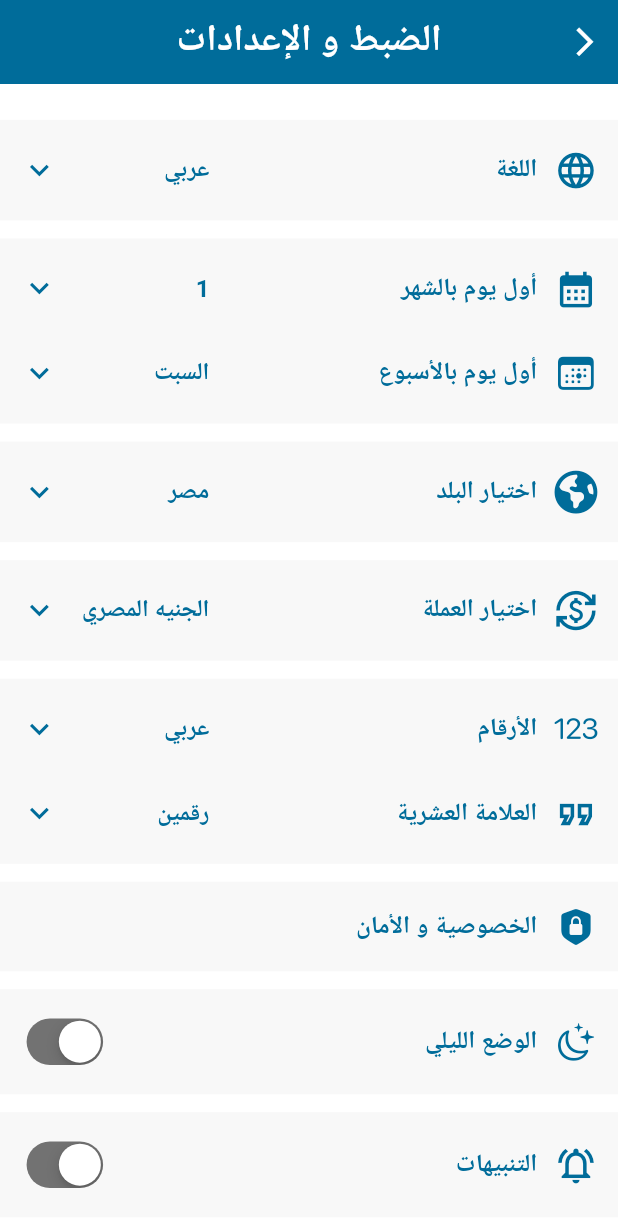
After one commit to tsquare-alex/expenses, a Flutter app: the Settings screen opened directly, on a phone screen of 412 x 824 dp. The commit adds this screen. Shown: the top 1227 px of the screen. Run offline on Flutter 3.47's test engine with Material 3 defaults, Android fonts, the light colour scheme and no system bars; drawn by our look-alikes of flutter_easyloading; our stand-ins replace animated_bottom_navigation_bar, auto_route, bloc, cloud_firestore, equatable, firebase_auth and 12 more; missing offline and left inert: circle_progress_bar; accounts and stored records are empty; Roboto replaces fonts that are missing (Tajawal).

Commit message:
- added settings route to home screen - added settings with icons - added settings data

```diff
--- a/lib/user/screens/home/taps/main/main_data.dart
+++ b/lib/user/screens/home/taps/main/main_data.dart
@@ -73,7 +73,7 @@ class MainData{
     const Wallet(),
     const Budget(),
     const Database(),
-    Container(),
+    const Settings(),
     const Reports(),
     const Transactions(),
     Container(),
--- a/lib/user/screens/home/taps/main/main_imports.dart
+++ b/lib/user/screens/home/taps/main/main_imports.dart
@@ -12,6 +12,7 @@
 import 'package:expenses/user/screens/database/database_imports.dart';
 import 'package:expenses/user/screens/home/taps/main/widgets/main_widgets_imports.dart';
 import 'package:expenses/user/screens/reports/reports_imports.dart';
+import 'package:expenses/user/screens/settings/settings_imports.dart';
 import 'package:expenses/user/screens/transactions/transactions_imports.dart';
 import 'package:expenses/user/screens/wallet/wallet_imports.dart';
 import 'package:flutter/material.dart';
--- /dev/null
+++ b/lib/user/screens/settings/settings.dart
@@ -0,0 +1,259 @@
+part of 'settings_imports.dart';
+
+class Settings extends StatefulWidget {
+  const Settings({Key? key}) : super(key: key);
+
+  @override
+  State<Settings> createState() => _SettingsState();
+}
+
+class _SettingsState extends State<Settings> {
+  SettingsData data = SettingsData();
+
+  @override
+  Widget build(BuildContext context) {
+    return Scaffold(
+      backgroundColor: MyColors.white,
+      appBar: AppBar(
+        backgroundColor: MyColors.primary,
+        elevation: 0,
+        leading: IconButton(
+          onPressed: () => AutoRouter.of(context).pop(),
+          icon: Icon(
+            Icons.arrow_back_ios,
+            color: MyColors.white,
+            size: 20.sp,
+          ),
+        ),
+        centerTitle: true,
+        title: MyText(
+          title: "الضبط و الإعدادات",
+          color: MyColors.white,
+          size: 18.sp,
+          fontWeight: FontWeight.bold,
+        ),
+      ),
+      body: ListView(
+        padding: EdgeInsets.symmetric(vertical: 20.h),
+        children: [
+          CustomTile(
+            children: [
+              TileRow(
+                icon: Icons.language,
+                title: 'اللغة',
+                trailing: TileDropdownButton(
+                  menuList: data.languages,
+                  value: data.languages.first,
+                  onChanged: (value) {},
+                ),
+              ),
+            ],
+          ),
+          SizedBox(height: 10.h),
+          CustomTile(
+            children: [
+              TileRow(
+                icon: Icons.calendar_month,
+                title: 'أول يوم بالشهر',
+                trailing: TileDropdownButton(
+                  menuList: data.monthDays,
+                  value: data.monthDays.first,
+                  onChanged: (value) {},
+                ),
+              ),
+              SizedBox(height: 7.h),
+              TileRow(
+                icon: CupertinoIcons.calendar_today,
+                title: 'أول يوم بالأسبوع',
+                trailing: TileDropdownButton(
+                  menuList: data.weekDays,
+                  value: data.weekDays.first,
+                  onChanged: (value) {},
+                ),
+              ),
+            ],
+          ),
+          SizedBox(height: 10.h),
+          CustomTile(
+            children: [
+              TileRow(
+                icon: FontAwesomeIcons.earthAmericas,
+                title: 'اختيار البلد',
+                trailing: TileDropdownButton(
+                  menuList: data.countries,
+                  value: data.countries.first,
+                  onChanged: (value) {},
+                ),
+              ),
+            ],
+          ),
+          SizedBox(height: 10.h),
+          CustomTile(
+            children: [
+              TileRow(
+                icon: Icons.currency_exchange,
+                title: 'اختيار العملة',
+                trailing: TileDropdownButton(
+                  menuList: data.currency,
+                  value: data.currency.first,
+                  onChanged: (value) {},
+                ),
+              ),
+            ],
+          ),
+          SizedBox(height: 10.h),
+          CustomTile(
+            children: [
+              TileRow(
+                icon: CupertinoIcons.textformat_123,
+                title: 'الأرقام',
+                trailing: TileDropdownButton(
+                  menuList: data.numberFormat,
+                  value: data.numberFormat.first,
+                  onChanged: (value) {},
+                ),
+              ),
+              SizedBox(height: 7.h),
+              TileRow(
+                icon: Icons.format_quote_outlined,
+                title: 'العلامة العشرية',
+                trailing: TileDropdownButton(
+                  menuList: data.decimal,
+                  value: data.decimal[1],
+                  onChanged: (value) {},
+                ),
+              ),
+            ],
+          ),
+          SizedBox(height: 10.h),
+          CustomTile(
+            children: [
+              Padding(
+                padding: EdgeInsets.symmetric(vertical: 5.h),
+                child: const TileRow(
+                  icon: CupertinoIcons.lock_shield_fill,
+                  title: 'الخصوصية و الأمان',
+                  isTrailing: false,
+                ),
+              ),
+            ],
+          ),
+          SizedBox(height: 10.h),
+          CustomTile(
+            children: [
+              Padding(
+                padding: EdgeInsets.symmetric(vertical: 5.h),
+                child: TileRow(
+                  icon: CupertinoIcons.moon_stars,
+                  title: 'الوضع الليلي',
+                  trailing: CupertinoSwitch(
+                    trackColor: MyColors.blackOpacity,
+                    value: false,
+                    onChanged: (value) {},
+                  ),
+                ),
+              ),
+            ],
+          ),
+          SizedBox(height: 10.h),
+          CustomTile(
+            children: [
+              Padding(
+                padding: EdgeInsets.symmetric(vertical: 5.h),
+                child: TileRow(
+                  icon: Icons.notifications_active_outlined,
+                  title: 'التنبيهات',
+                  trailing: CupertinoSwitch(
+                    trackColor: MyColors.blackOpacity,
+                    value: false,
+                    onChanged: (value) {},
+                  ),
+                ),
+              ),
+            ],
+          ),
+          SizedBox(height: 10.h),
+          CustomTile(
+            children: [
+              TileRow(
+                icon: Icons.save_outlined,
+                title: 'حفظ',
+                trailing: TileDropdownButton(
+                  menuList: data.saveFormat,
+                  value: data.saveFormat.first,
+                  onChanged: (value) {},
+                ),
+              ),
+            ],
+          ),
+          SizedBox(height: 10.h),
+          CustomTile(
+            children: [
+              TileRow(
+                icon: Icons.sync,
+                title: 'مزامنة',
+                trailing: TileDropdownButton(
+                  menuList: data.syncOptions,
+                  value: data.syncOptions.first,
+                  onChanged: (value) {},
+                ),
+              ),
+            ],
+          ),
+          SizedBox(height: 10.h),
+          CustomTile(
+            children: [
+              Padding(
+                padding: EdgeInsets.symmetric(vertical: 5.h),
+                child: const TileRow(
+                  icon: CupertinoIcons.cloud_upload,
+                  title: 'النسخ الإحتياطي للبيانات',
+                  isTrailing: false,
+                ),
+              ),
+            ],
+          ),
+          SizedBox(height: 10.h),
+          CustomTile(
+            children: [
+              Padding(
+                padding: EdgeInsets.symmetric(vertical: 5.h),
+                child: const TileRow(
+                  icon: CupertinoIcons.cloud_download,
+                  title: 'استعادة البيانات',
+                  isTrailing: false,
+                ),
+              ),
+            ],
+          ),
+          SizedBox(height: 10.h),
+          CustomTile(
+            children: [
+              Padding(
+                padding: EdgeInsets.symmetric(vertical: 5.h),
+                child: const TileRow(
+                  icon: CupertinoIcons.delete,
+                  title: 'مسح البيانات',
+                  isTrailing: false,
+                ),
+              ),
+            ],
+          ),
+          SizedBox(height: 10.h),
+          CustomTile(
+            children: [
+              Padding(
+                padding: EdgeInsets.symmetric(vertical: 5.h),
+                child: const TileRow(
+                  icon: Icons.restore,
+                  title: 'اعدادات إفتراضية',
+                  isTrailing: false,
+                ),
+              ),
+            ],
+          ),
+        ],
+      ),
+    );
+  }
+}
--- /dev/null
+++ b/lib/user/screens/settings/settings_data.dart
@@ -0,0 +1,36 @@
+part of 'settings_imports.dart';
+
+class SettingsData {
+  String selectedLanguage = 'عربي';
+
+  List<String> languages = ['عربي', 'انجليزي'];
+
+  List<String> monthDays =
+      List.generate(30, (index) => (1 + index++).toString());
+
+  List<String> weekDays = [
+    'السبت',
+    'الأحد',
+    'الإثنين',
+    'الثلاثاء',
+    'الأربعاء',
+    'الخميس',
+    'الجمعة',
+  ];
+
+  List<String> countries = ['مصر', 'السعودية'];
+
+  List<String> currency = [
+    'الجنيه المصري',
+    'الريال السعودي',
+    'الدولار الأمريكي'
+  ];
+
+  List<String> numberFormat = ['عربي', 'انجليزي'];
+
+  List<String> decimal = ['رقم', 'رقمين'];
+
+  List<String> saveFormat = ['PDF', 'DOCX'];
+
+  List<String> syncOptions = ['Google Drive', 'Firebase'];
+}
--- /dev/null
+++ b/lib/user/screens/settings/settings_imports.dart
@@ -0,0 +1,14 @@
+import 'package:auto_route/auto_route.dart';
+import 'package:expenses/general/constants/MyColors.dart';
+import 'package:expenses/general/constants/custom_%20drop_down/CustomDropDown.dart';
+import 'package:expenses/general/helper/configration/CustomButtonAnimation.dart';
+import 'package:expenses/general/widgets/MyText.dart';
+import 'package:flutter/cupertino.dart';
+import 'package:flutter/material.dart';
+import 'package:flutter_screenutil/flutter_screenutil.dart';
+import 'package:font_awesome_flutter/font_awesome_flutter.dart';
+
+import 'widgets/settings_widgets_imports.dart';
+
+part 'settings.dart';
+part 'settings_data.dart';
--- /dev/null
+++ b/lib/user/screens/settings/widgets/settings_custom_tile.dart
@@ -0,0 +1,23 @@
+part of 'settings_widgets_imports.dart';
+
+class CustomTile extends StatelessWidget {
+  const CustomTile({
+    super.key,
+    required this.children,
+  });
+
+  final List<Widget> children;
+
+  @override
+  Widget build(BuildContext context) {
+    return ColoredBox(
+      color: MyColors.backgroundColor,
+      child: Padding(
+        padding: EdgeInsets.symmetric(horizontal: 12.w, vertical: 8.h),
+        child: Column(
+          children: children,
+        ),
+      ),
+    );
+  }
+}
--- /dev/null
+++ b/lib/user/screens/settings/widgets/settings_tile_dropdown.dart
@@ -0,0 +1,44 @@
+part of 'settings_widgets_imports.dart';
+
+class TileDropdownButton extends StatelessWidget {
+  const TileDropdownButton({
+    Key? key,
+    required this.menuList,
+    required this.value,
+    required this.onChanged,
+  }) : super(key: key);
+
+  final List menuList;
+  final Object value;
+  final Function(Object? value)? onChanged;
+
+  @override
+  Widget build(BuildContext context) {
+    return DropdownButtonFormField(
+      value: value,
+      icon: Icon(
+        Icons.keyboard_arrow_down,
+        color: MyColors.primary,
+      ),
+      iconSize: 22.sp,
+      style: TextStyle(
+        fontSize: 14.sp,
+        color: MyColors.primary,
+        fontWeight: FontWeight.bold,
+      ),
+      decoration: const InputDecoration(
+        border: InputBorder.none,
+        contentPadding: EdgeInsets.zero,
+      ),
+      items: menuList.map(
+        (value) {
+          return DropdownMenuItem(
+            value: value,
+            child: Text(value.toString()),
+          );
+        },
+      ).toList(),
+      onChanged: onChanged,
+    );
+  }
+}
--- /dev/null
+++ b/lib/user/screens/settings/widgets/settings_tile_row.dart
@@ -0,0 +1,46 @@
+part of 'settings_widgets_imports.dart';
+
+class TileRow extends StatelessWidget {
+  const TileRow({
+    super.key,
+    required this.icon,
+    required this.title,
+    this.isTrailing = true,
+    this.trailing,
+  });
+
+  final IconData icon;
+  final String title;
+  final bool isTrailing;
+  final Widget? trailing;
+
+  @override
+  Widget build(BuildContext context) {
+    return Row(
+      children: [
+        Icon(
+          icon,
+          size: 25.sp,
+          color: MyColors.primary,
+        ),
+        SizedBox(width: 10.w),
+        MyText(
+          title: title,
+          color: MyColors.primary,
+          size: 12.sp,
+          fontWeight: FontWeight.bold,
+        ),
+        if (isTrailing) ...[
+          const Spacer(),
+          SizedBox(
+            width: 110.w,
+            child: Align(
+              alignment: Alignment.centerLeft,
+              child: trailing,
+            ),
+          ),
+        ]
+      ],
+    );
+  }
+}
--- /dev/null
+++ b/lib/user/screens/settings/widgets/settings_widgets_imports.dart
@@ -0,0 +1,8 @@
+import 'package:expenses/general/constants/MyColors.dart';
+import 'package:expenses/general/widgets/MyText.dart';
+import 'package:flutter/material.dart';
+import 'package:flutter_screenutil/flutter_screenutil.dart';
+
+part 'settings_tile_dropdown.dart';
+part 'settings_custom_tile.dart';
+part 'settings_tile_row.dart';
--- a/pubspec.yaml
+++ b/pubspec.yaml
@@ -57,6 +57,7 @@ dependencies:
   fluttertoast:
   animated_bottom_navigation_bar:
   fl_chart:
+  font_awesome_flutter:
 
 dev_dependencies:
   flutter_test:
```
Also changed, not shown: pubspec.lock.
